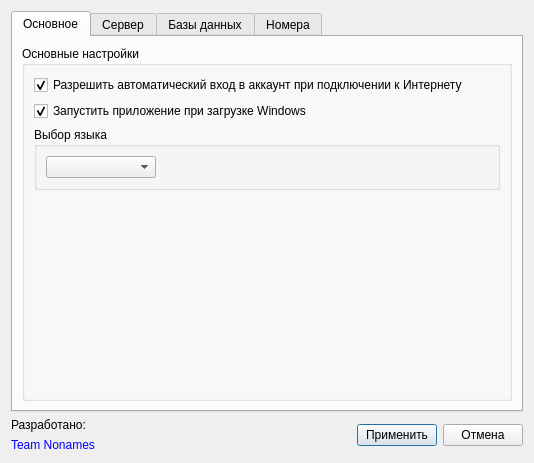
Old version of the form SettingsDialog.ui in the repository okostynchuk/Outcall.
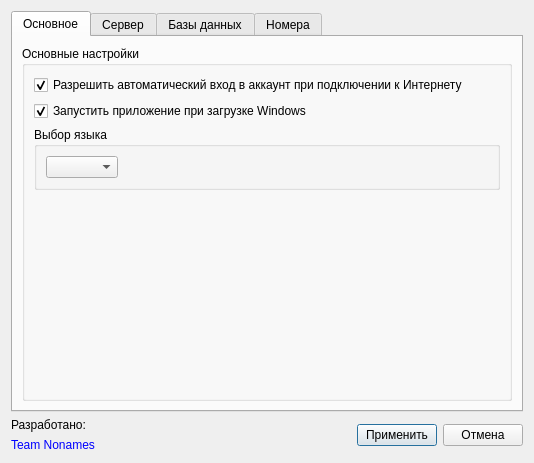
New version of the form. Icons and pictures are not drawn.

Commit message:
Revert "SettingsDialog (from default to по умолчанию)"
This reverts commit 1221f7ff142b9a6afc9e665f9dd56447320a3e1d.

```diff
--- a/SettingsDialog.ui
+++ b/SettingsDialog.ui
@@ -157,14 +157,7 @@
             </property>
             <layout class="QGridLayout" name="gridLayout">
              <item row="1" column="0">
-              <widget class="QComboBox" name="languageList_2">
-               <property name="minimumSize">
-                <size>
-                 <width>110</width>
-                 <height>0</height>
-                </size>
-               </property>
-              </widget>
+              <widget class="QComboBox" name="languageList_2"/>
              </item>
              <item row="1" column="1">
               <spacer name="horizontalSpacer_2">
```
The commit also changes 1 other file.
